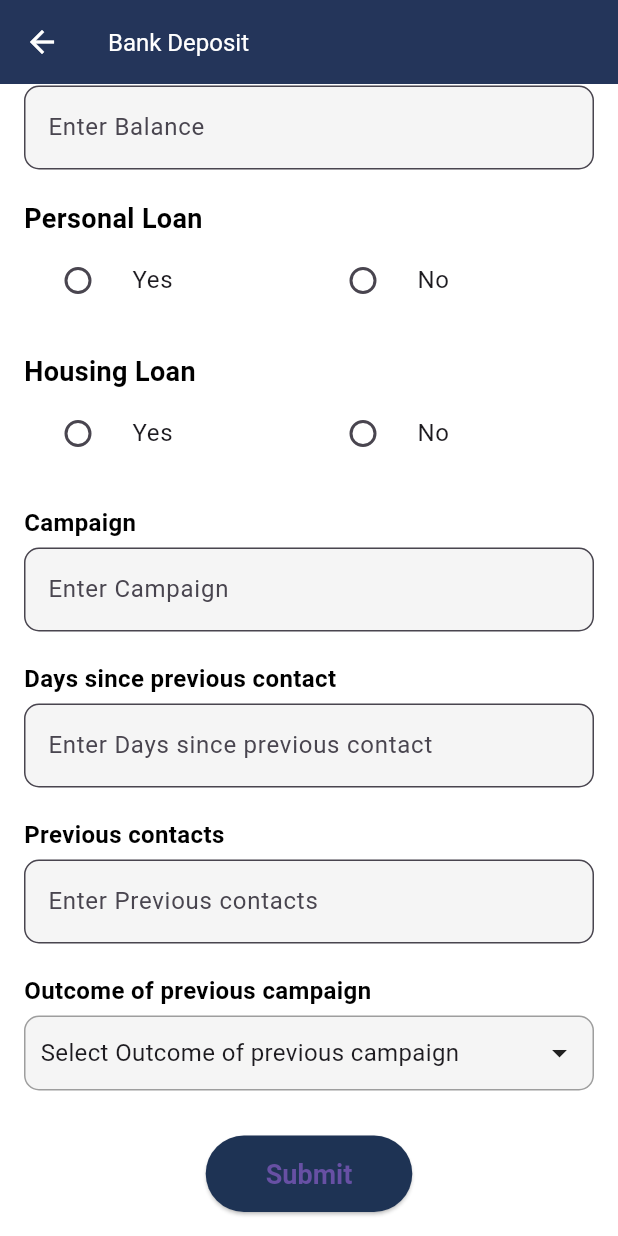
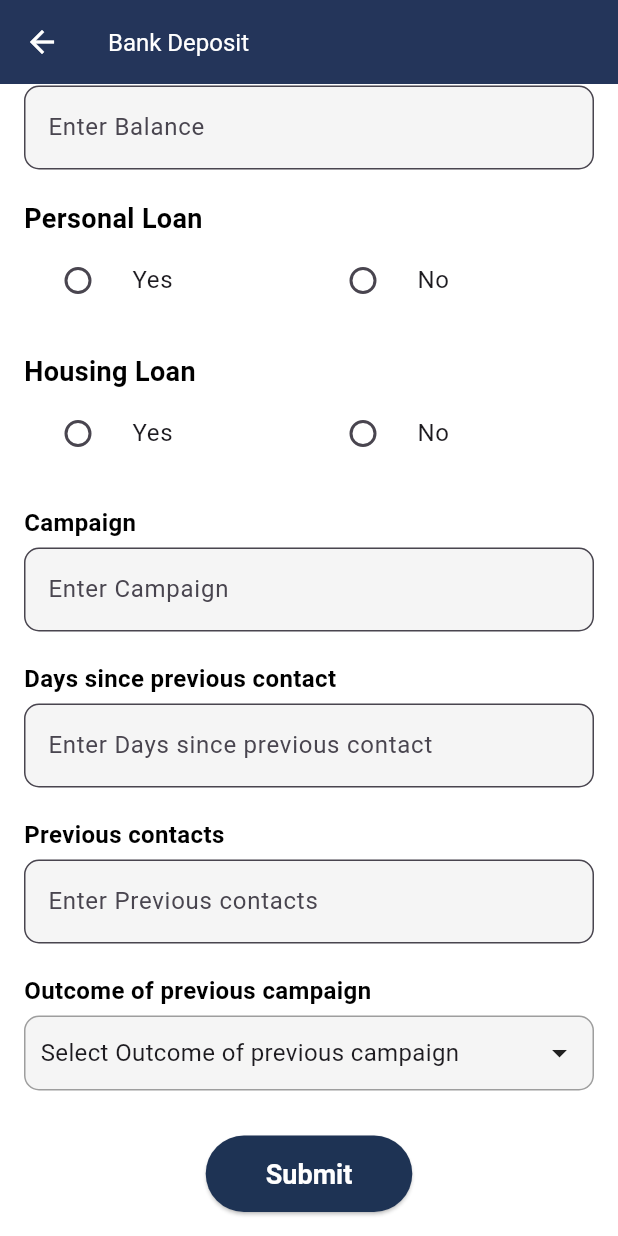
Before and after one commit to MohdSameer4532/MeeranaBanking, a Flutter app: the UserInputForm screen opened directly, scrolled down 490 dp, on a phone screen of 412 x 824 dp. Run offline on Flutter 3.47's test engine with Material 3 defaults, Android fonts, the light colour scheme and no system bars; our stand-ins replace fl_chart.

Commit message:
update button

```diff
--- a/lib/Deposit/deposit_user_input_form.dart
+++ b/lib/Deposit/deposit_user_input_form.dart
@@ -118,7 +118,7 @@ class _UserInputFormState extends State<UserInputForm> {
                       backgroundColor: Color(0xFF1E3354),
                       textStyle: const TextStyle(fontSize: 18, fontWeight: FontWeight.bold),
                     ),
-                    child: const Text('Submit'),
+                    child: const Text('Submit' , style: TextStyle(color: Colors.white),),
                   ),
                 ),
               ],
```
